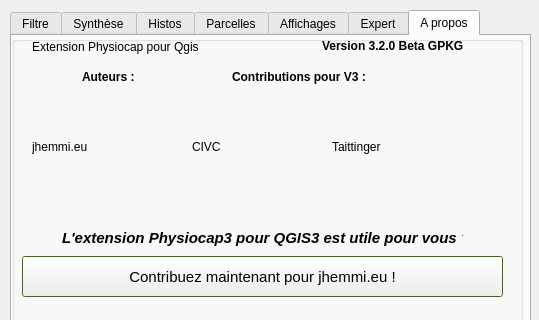
Old version of the form Physiocap3_dialog_base.ui in the repository jhemmi/Physiocap3; both pictures show x 0 to 539 and y 0 to 320 of the 539 by 719 pixel window.
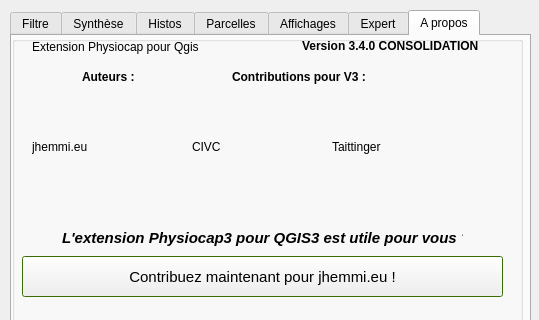
New version of the form. The open tabs and pages were chosen to show the change.

```diff
--- a/Physiocap3_dialog_base.ui
+++ b/Physiocap3_dialog_base.ui
@@ -5093,9 +5093,9 @@
       </property>
       <property name="geometry">
        <rect>
-        <x>310</x>
+        <x>290</x>
         <y>0</y>
-        <width>171</width>
+        <width>201</width>
         <height>20</height>
        </rect>
       </property>
@@ -5107,7 +5107,7 @@
        </font>
       </property>
       <property name="text">
-       <string>Version 3.2.0 Beta GPKG</string>
+       <string>Version 3.4.0 CONSOLIDATION</string>
       </property>
      </widget>
      <widget class="QLabel" name="label_500">
```
